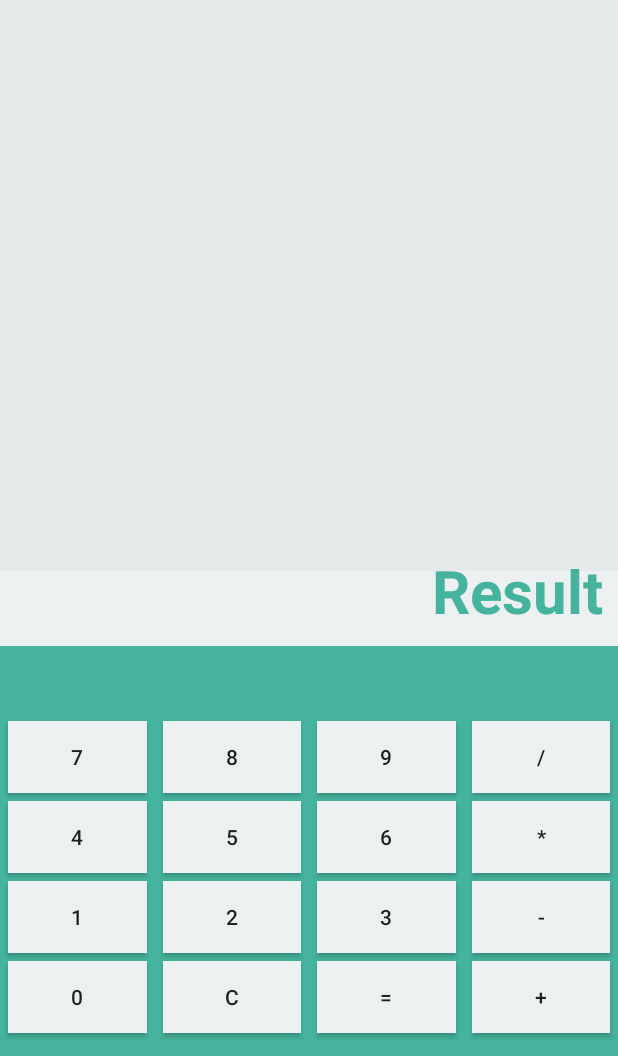
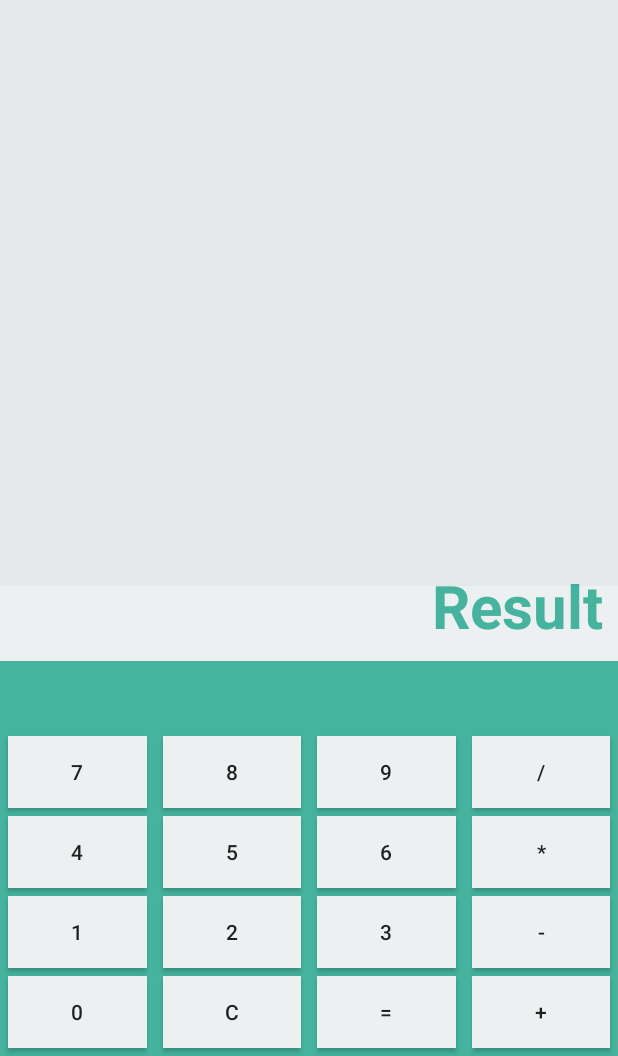
Before and after one commit to jnicolaslaurenti/CalculatorKotlin, an Android app: the screen it shows after launch (MainActivity), on a phone screen of 412 x 824 dp, the part 180-1236 px from its top. Run offline under Robolectric (Android 15) with nearby library versions, the phone set to English and light mode, and no system bars.

Commit message:
Bugs fixed

```diff
--- a/app/src/main/res/layout/activity_main.xml
+++ b/app/src/main/res/layout/activity_main.xml
@@ -11,7 +11,8 @@
         android:id="@+id/button_seven"
         style="@style/button_style"
         android:layout_width="0dp"
-        android:layout_height="wrap_content"
+        android:layout_height="0dp"
+        app:layout_constraintHeight_default="wrap"
         android:text="@string/activity_main_calculator_seven_text"
         app:layout_constraintBottom_toTopOf="@id/button_four"
         app:layout_constraintEnd_toEndOf="@id/button_four"
@@ -21,7 +22,8 @@
         android:id="@+id/button_eight"
         style="@style/button_style"
         android:layout_width="0dp"
-        android:layout_height="wrap_content"
+        android:layout_height="0dp"
+        app:layout_constraintHeight_default="wrap"
         android:text="@string/activity_main_calculator_eight_text"
         app:layout_constraintBottom_toTopOf="@id/button_five"
         app:layout_constraintEnd_toEndOf="@id/button_five"
@@ -31,7 +33,8 @@
         android:id="@+id/button_nine"
         style="@style/button_style"
         android:layout_width="0dp"
-        android:layout_height="wrap_content"
+        android:layout_height="0dp"
+        app:layout_constraintHeight_default="wrap"
         android:text="@string/activity_main_calculator_nine_text"
         app:layout_constraintBottom_toTopOf="@id/button_six"
         app:layout_constraintEnd_toEndOf="@id/button_six"
@@ -41,7 +44,8 @@
         android:id="@+id/button_division"
         style="@style/button_style"
         android:layout_width="0dp"
-        android:layout_height="wrap_content"
+        android:layout_height="0dp"
+        app:layout_constraintHeight_default="wrap"
         android:text="@string/activity_main_calculator_division_text"
         app:layout_constraintBottom_toTopOf="@id/button_multiply"
         app:layout_constraintEnd_toEndOf="@id/button_multiply"
@@ -51,7 +55,8 @@
         android:id="@+id/button_four"
         style="@style/button_style"
         android:layout_width="0dp"
-        android:layout_height="wrap_content"
+        android:layout_height="0dp"
+        app:layout_constraintHeight_default="wrap"
         android:text="@string/activity_main_calculator_four_text"
         app:layout_constraintBottom_toTopOf="@id/button_one"
         app:layout_constraintEnd_toEndOf="@id/button_one"
@@ -61,7 +66,8 @@
         android:id="@+id/button_five"
         style="@style/button_style"
         android:layout_width="0dp"
-        android:layout_height="wrap_content"
+        android:layout_height="0dp"
+        app:layout_constraintHeight_default="wrap"
         android:text="@string/activity_main_calculator_five_text"
         app:layout_constraintBottom_toTopOf="@id/button_two"
         app:layout_constraintEnd_toEndOf="@id/button_two"
@@ -71,7 +77,8 @@
         android:id="@+id/button_six"
         style="@style/button_style"
         android:layout_width="0dp"
-        android:layout_height="wrap_content"
+        android:layout_height="0dp"
+        app:layout_constraintHeight_default="wrap"
         android:text="@string/activity_main_calculator_six_text"
         app:layout_constraintBottom_toTopOf="@id/button_three"
         app:layout_constraintEnd_toEndOf="@id/button_three"
@@ -81,7 +88,8 @@
         android:id="@+id/button_multiply"
         style="@style/button_style"
         android:layout_width="0dp"
-        android:layout_height="wrap_content"
+        android:layout_height="0dp"
+        app:layout_constraintHeight_default="wrap"
         android:text="@string/activity_main_calculator_multiply_text"
         app:layout_constraintBottom_toTopOf="@id/button_subtraction"
         app:layout_constraintEnd_toEndOf="@id/button_subtraction"
@@ -91,7 +99,8 @@
         android:id="@+id/button_one"
         style="@style/button_style"
         android:layout_width="0dp"
-        android:layout_height="wrap_content"
+        android:layout_height="0dp"
+        app:layout_constraintHeight_default="wrap"
         android:text="@string/activity_main_calculator_one_text"
         app:layout_constraintBottom_toTopOf="@id/button_zero"
         app:layout_constraintEnd_toEndOf="@id/button_zero"
@@ -101,7 +110,8 @@
         android:id="@+id/button_two"
         style="@style/button_style"
         android:layout_width="0dp"
-        android:layout_height="wrap_content"
+        android:layout_height="0dp"
+        app:layout_constraintHeight_default="wrap"
         android:text="@string/activity_main_calculator_two_text"
         app:layout_constraintBottom_toTopOf="@id/button_clean"
         app:layout_constraintEnd_toEndOf="@id/button_clean"
@@ -111,7 +121,8 @@
         android:id="@+id/button_three"
         style="@style/button_style"
         android:layout_width="0dp"
-        android:layout_height="wrap_content"
+        android:layout_height="0dp"
+        app:layout_constraintHeight_default="wrap"
         android:text="@string/activity_main_calculator_three_text"
         app:layout_constraintBottom_toTopOf="@id/button_equals"
         app:layout_constraintEnd_toEndOf="@id/button_equals"
@@ -121,7 +132,8 @@
         android:id="@+id/button_subtraction"
         style="@style/button_style"
         android:layout_width="0dp"
-        android:layout_height="wrap_content"
+        android:layout_height="0dp"
+        app:layout_constraintHeight_default="wrap"
         android:text="@string/activity_main_calculator_subtraction_text"
         app:layout_constraintBottom_toTopOf="@id/button_add"
         app:layout_constraintEnd_toEndOf="@id/button_add"
@@ -131,10 +143,9 @@
         android:id="@+id/button_zero"
         style="@style/button_style"
         android:layout_width="0dp"
-        android:layout_height="wrap_content"
-        android:layout_marginStart="@dimen/margin_between_button_xsmall"
-        android:layout_marginEnd="@dimen/margin_between_button_xsmall"
-        android:layout_marginBottom="@dimen/margin_bottom_button_small"
+        android:layout_height="0dp"
+        app:layout_constraintHeight_default="wrap"
+        android:layout_marginHorizontal="@dimen/margin_between_button_xsmall"
         android:text="@string/activity_main_calculator_zero_text"
         app:layout_constraintBottom_toBottomOf="parent"
         app:layout_constraintEnd_toStartOf="@id/button_clean"
@@ -144,10 +155,9 @@
         android:id="@+id/button_clean"
         style="@style/button_style"
         android:layout_width="0dp"
-        android:layout_height="wrap_content"
-        android:layout_marginStart="@dimen/margin_between_button_xsmall"
-        android:layout_marginEnd="@dimen/margin_between_button_xsmall"
-        android:layout_marginBottom="@dimen/margin_bottom_button_small"
+        android:layout_height="0dp"
+        app:layout_constraintHeight_default="wrap"
+        android:layout_marginHorizontal="@dimen/margin_between_button_xsmall"
         android:text="@string/activity_main_calculator_clean_text"
         app:layout_constraintBottom_toBottomOf="parent"
         app:layout_constraintEnd_toStartOf="@id/button_equals"
@@ -157,10 +167,9 @@
         android:id="@+id/button_add"
         style="@style/button_style"
         android:layout_width="0dp"
-        android:layout_height="wrap_content"
-        android:layout_marginStart="@dimen/margin_between_button_xsmall"
-        android:layout_marginEnd="@dimen/margin_between_button_xsmall"
-        android:layout_marginBottom="@dimen/margin_bottom_button_small"
+        android:layout_height="0dp"
+        app:layout_constraintHeight_default="wrap"
+        android:layout_marginHorizontal="@dimen/margin_between_button_xsmall"
         android:text="@string/activity_main_calculator_add_text"
         app:layout_constraintBottom_toBottomOf="parent"
         app:layout_constraintEnd_toEndOf="parent"
@@ -170,10 +179,9 @@
         android:id="@+id/button_equals"
         style="@style/button_style"
         android:layout_width="0dp"
-        android:layout_height="wrap_content"
-        android:layout_marginStart="@dimen/margin_between_button_xsmall"
-        android:layout_marginEnd="@dimen/margin_between_button_xsmall"
-        android:layout_marginBottom="@dimen/margin_bottom_button_small"
+        android:layout_height="0dp"
+        app:layout_constraintHeight_default="wrap"
+        android:layout_marginHorizontal="@dimen/margin_between_button_xsmall"
         android:text="@string/activity_main_calculator_equals_text"
         app:layout_constraintBottom_toBottomOf="parent"
         app:layout_constraintEnd_toStartOf="@id/button_add"
```
